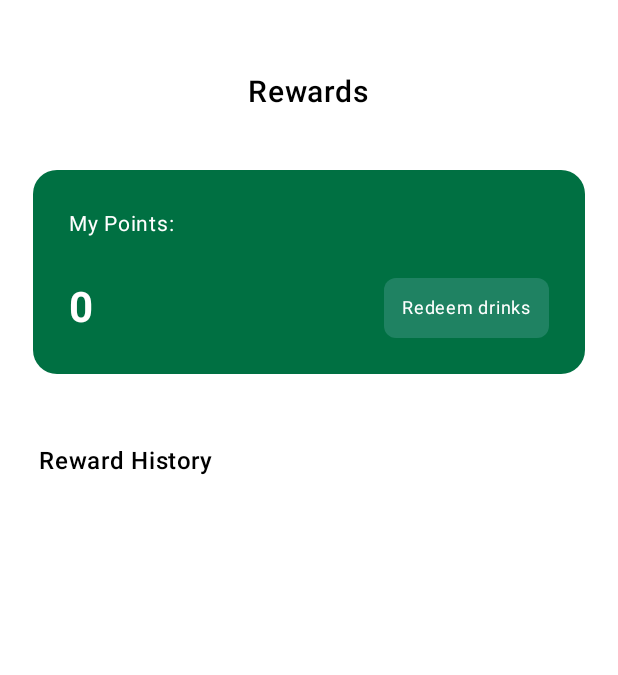
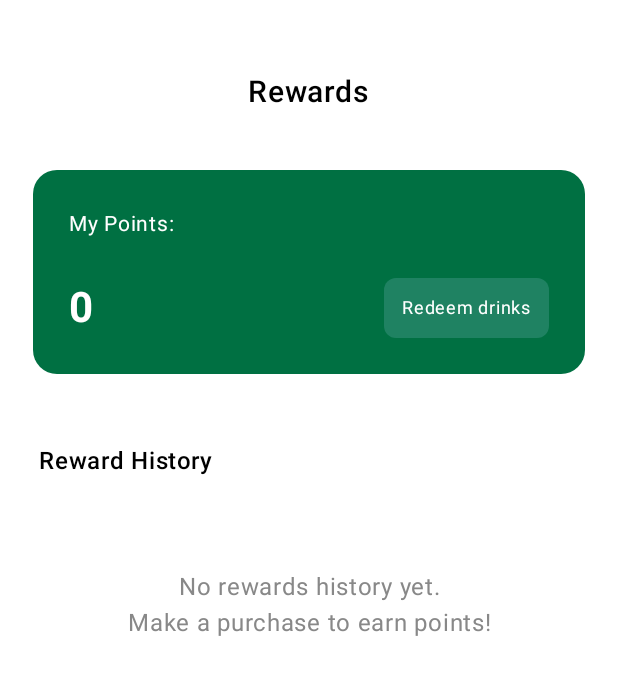
Before and after one commit to MadeByBintang/Sorelam-Kopitiam, an Android app built with Jetpack Compose: the composable RewardsScreen shown on its own in the app's theme, on a phone screen of 412 x 824 dp. Shown: the top 675 px of the screen. Run offline under Robolectric (Android 15) with nearby library versions, the phone set to English and light mode, and no system bars; our stand-ins replace Dagger/Hilt's generated code, Firebase (no records; nobody signed in at launch, a user with empty details on screens opened directly), Room's generated code.

Commit message:
Menambahkan text jika rewards kosong

```diff
--- a/app/src/main/java/com/example/sorelamkopitiam/presentation/screen/rewards/HistoryRewards.kt
+++ b/app/src/main/java/com/example/sorelamkopitiam/presentation/screen/rewards/HistoryRewards.kt
@@ -9,6 +9,7 @@ import androidx.compose.ui.Alignment
 import androidx.compose.ui.Modifier
 import androidx.compose.ui.graphics.Color
 import androidx.compose.ui.text.font.FontWeight
+import androidx.compose.ui.text.style.TextAlign
 import androidx.compose.ui.unit.dp
 import androidx.compose.ui.unit.sp
 import com.example.sorelamkopitiam.domain.model.RewardItem
@@ -23,6 +24,24 @@ fun HistoryRewards(histories: List<RewardItem>) {
             modifier = Modifier.padding(horizontal = 26.dp, vertical = 10.dp)
         )
 
+        // --- MULAI PERBAIKAN ---
+        if (histories.isEmpty()) {
+            // Jika daftar kosong, tampilkan pesan ini
+            Box(
+                modifier = Modifier
+                    .fillMaxSize()
+                    .padding(top = 50.dp),
+                contentAlignment = Alignment.TopCenter
+            ) {
+                Text(
+                    text = "No rewards history yet.\nMake a purchase to earn points!",
+                    color = Color.Gray,
+                    textAlign = TextAlign.Center,
+                    modifier = Modifier.padding(horizontal = 26.dp)
+                )
+            }
+        } else {
+            // Jika ada isinya, tampilkan daftar seperti biasa
             LazyColumn(
                 modifier = Modifier
                     .padding(horizontal = 26.dp)
@@ -75,4 +94,6 @@ fun HistoryRewards(histories: List<RewardItem>) {
                 }
             }
         }
+        // --- SELESAI PERBAIKAN ---
     }
+}
```
Lines whose indentation alone changed are shown as unchanged.
